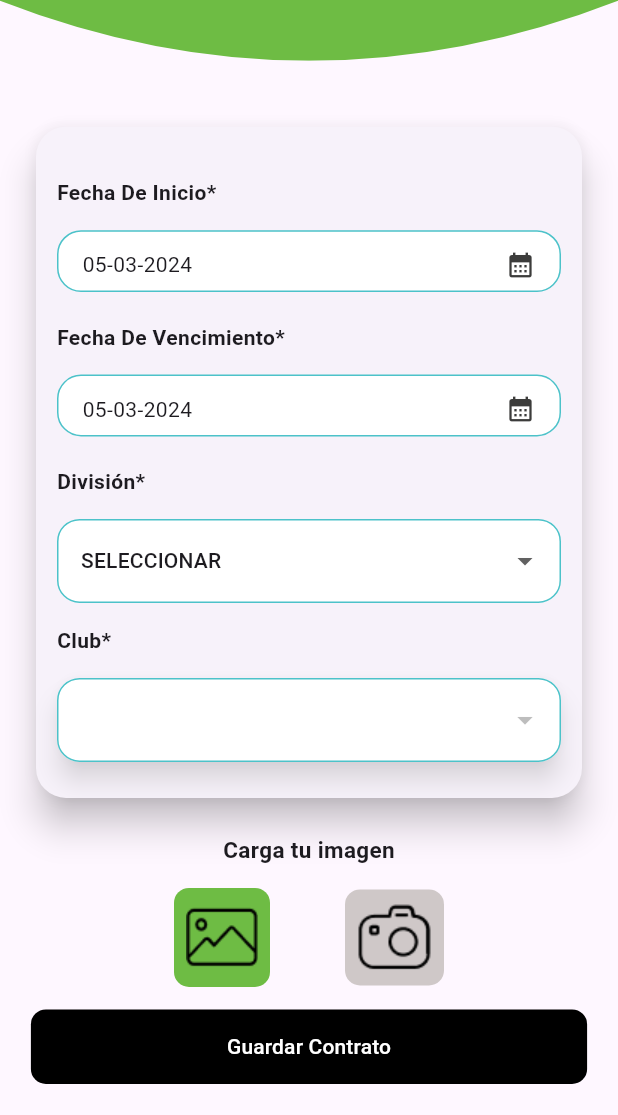
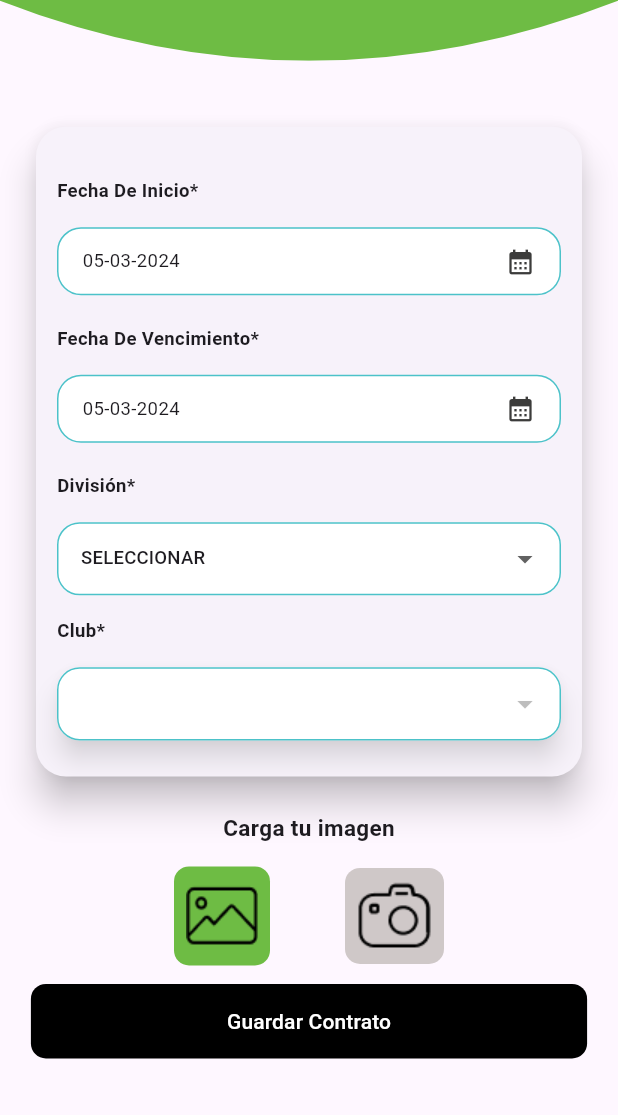
Before and after one commit to Serch12/appAMFpro, a Flutter app: the ContratoScreen screen opened by its route, on a phone screen of 412 x 824 dp, the part 121-1236 px from its top. Run offline on Flutter 3.47's test engine with Material 3 defaults, Android fonts, the phone set to English and light mode, and no system bars; our stand-ins replace accordion, card_swiper, carousel_slider, curved_navigation_bar, easy_stepper, firebase_auth and 9 more; missing offline and left inert: mailer; accounts and stored records are empty.

Commit message:
subo cambios de responsive en el formulario de contratos

```diff
--- a/lib/screens/contrato_screen.dart
+++ b/lib/screens/contrato_screen.dart
@@ -343,7 +343,9 @@ class _ContratoScreenState extends State<ContratoScreen> {
                                   'Fecha De Inicio*',
                                   style: TextStyle(
                                     fontFamily: 'Roboto',
-                                    fontSize: 14,
+                                    fontSize:
+                                        MediaQuery.of(context).size.width *
+                                            0.03,
                                     fontWeight: FontWeight.bold,
                                   ),
                                 ),
@@ -355,7 +357,7 @@ class _ContratoScreenState extends State<ContratoScreen> {
                                   width: MediaQuery.of(context).size.width *
                                       0.9, // El 80% del ancho de la pantalla
                                   height: MediaQuery.of(context).size.height *
-                                      0.05, // El 5% de la altura de la pantalla
+                                      0.055, // El 5% de la altura de la pantalla
                                   decoration: BoxDecoration(
                                     borderRadius: BorderRadius.circular(16.0),
                                     color: Colors.white,
@@ -378,7 +380,11 @@ class _ContratoScreenState extends State<ContratoScreen> {
                                         DateFormat('dd-MM-yyyy')
                                             .format(_fechainicio),
                                         style: TextStyle(
-                                            fontFamily: 'Roboto', fontSize: 14),
+                                            fontFamily: 'Roboto',
+                                            fontSize: MediaQuery.of(context)
+                                                    .size
+                                                    .width *
+                                                0.03),
                                       ),
                                       Icon(Icons.calendar_month,
                                           color: Color(0xff3C3C3B), size: 20.0)
@@ -419,7 +425,9 @@ class _ContratoScreenState extends State<ContratoScreen> {
                                   'Fecha De Vencimiento*',
                                   style: TextStyle(
                                     fontFamily: 'Roboto',
-                                    fontSize: 14,
+                                    fontSize:
+                                        MediaQuery.of(context).size.width *
+                                            0.03,
                                     fontWeight: FontWeight.bold,
                                   ),
                                 ),
@@ -430,7 +438,7 @@ class _ContratoScreenState extends State<ContratoScreen> {
                                   width: MediaQuery.of(context).size.width *
                                       0.9, // El 80% del ancho de la pantalla
                                   height: MediaQuery.of(context).size.height *
-                                      0.05, // El 5% de la altura de la pantalla
+                                      0.055, // El 5% de la altura de la pantalla
                                   // Alto deseado
                                   decoration: BoxDecoration(
                                     borderRadius: BorderRadius.circular(16.0),
@@ -450,7 +458,11 @@ class _ContratoScreenState extends State<ContratoScreen> {
                                         DateFormat('dd-MM-yyyy')
                                             .format(_fechafinal),
                                         style: TextStyle(
-                                            fontFamily: 'Roboto', fontSize: 14),
+                                            fontFamily: 'Roboto',
+                                            fontSize: MediaQuery.of(context)
+                                                    .size
+                                                    .width *
+                                                0.03),
                                       ),
                                       Icon(Icons.calendar_month,
                                           color: Color(0xff3C3C3B), size: 20.0)
@@ -471,7 +483,8 @@ class _ContratoScreenState extends State<ContratoScreen> {
                               'División*',
                               style: TextStyle(
                                 fontFamily: 'Roboto',
-                                fontSize: 14,
+                                fontSize:
+                                    MediaQuery.of(context).size.width * 0.03,
                                 fontWeight: FontWeight.bold,
                               ),
                             ),
@@ -489,7 +502,10 @@ class _ContratoScreenState extends State<ContratoScreen> {
                                 decoration: InputDecoration(
                                   errorText: _errorMessage3,
                                   labelStyle: TextStyle(
-                                      fontFamily: 'Roboto', fontSize: 14),
+                                      fontFamily: 'Roboto',
+                                      fontSize:
+                                          MediaQuery.of(context).size.width *
+                                              0.03),
                                   border: OutlineInputBorder(
                                     borderSide:
                                         BorderSide(color: Color(0XFF4CC2C9)),
@@ -508,7 +524,10 @@ class _ContratoScreenState extends State<ContratoScreen> {
                                   filled: true,
                                   fillColor: Colors.white,
                                   contentPadding: EdgeInsets.symmetric(
-                                      vertical: 16.0, horizontal: 12.0),
+                                      vertical:
+                                          MediaQuery.of(context).size.width *
+                                              0.03,
+                                      horizontal: 12.0),
                                 ),
                                 items: [
                                   'SELECCIONAR',
@@ -532,7 +551,11 @@ class _ContratoScreenState extends State<ContratoScreen> {
                                           child: Text(value,
                                               style: TextStyle(
                                                   fontFamily: 'Roboto',
-                                                  fontSize: 14)),
+                                                  fontSize:
+                                                      MediaQuery.of(context)
+                                                              .size
+                                                              .width *
+                                                          0.03)),
                                         ))
                                     .toList(),
                                 onChanged: (value) async {
@@ -571,7 +594,8 @@ class _ContratoScreenState extends State<ContratoScreen> {
                               'Club*',
                               style: TextStyle(
                                 fontFamily: 'Roboto',
-                                fontSize: 14,
+                                fontSize:
+                                    MediaQuery.of(context).size.width * 0.03,
                                 fontWeight: FontWeight.bold,
                               ),
                             ),
@@ -613,7 +637,10 @@ class _ContratoScreenState extends State<ContratoScreen> {
                                   filled: true,
                                   fillColor: Colors.white,
                                   contentPadding: EdgeInsets.symmetric(
-                                      vertical: 16.0, horizontal: 12.0),
+                                      vertical:
+                                          MediaQuery.of(context).size.width *
+                                              0.03,
+                                      horizontal: 12.0),
                                 ),
                                 items: _equipos
                                     .map((String value) =>
@@ -622,7 +649,11 @@ class _ContratoScreenState extends State<ContratoScreen> {
                                           child: Text(value,
                                               style: TextStyle(
                                                   fontFamily: 'Roboto',
-                                                  fontSize: 14)),
+                                                  fontSize:
+                                                      MediaQuery.of(context)
+                                                              .size
+                                                              .width *
+                                                          0.03)),
                                         ))
                                     .toList(),
                                 onChanged: (value) {
@@ -740,7 +771,7 @@ class _ContratoScreenState extends State<ContratoScreen> {
               ],
             ),
             SizedBox(
-              height: 15,
+              height: MediaQuery.of(context).size.width * 0.030,
             ),
             Container(
               width: MediaQuery.of(context).size.width * 0.90,
@@ -767,6 +798,9 @@ class _ContratoScreenState extends State<ContratoScreen> {
                 },
               ),
             ),
+            SizedBox(
+              height: MediaQuery.of(context).size.width * 0.035,
+            ),
           ],
         ),
       ),
```
Also changed, not shown: 1 other file.
